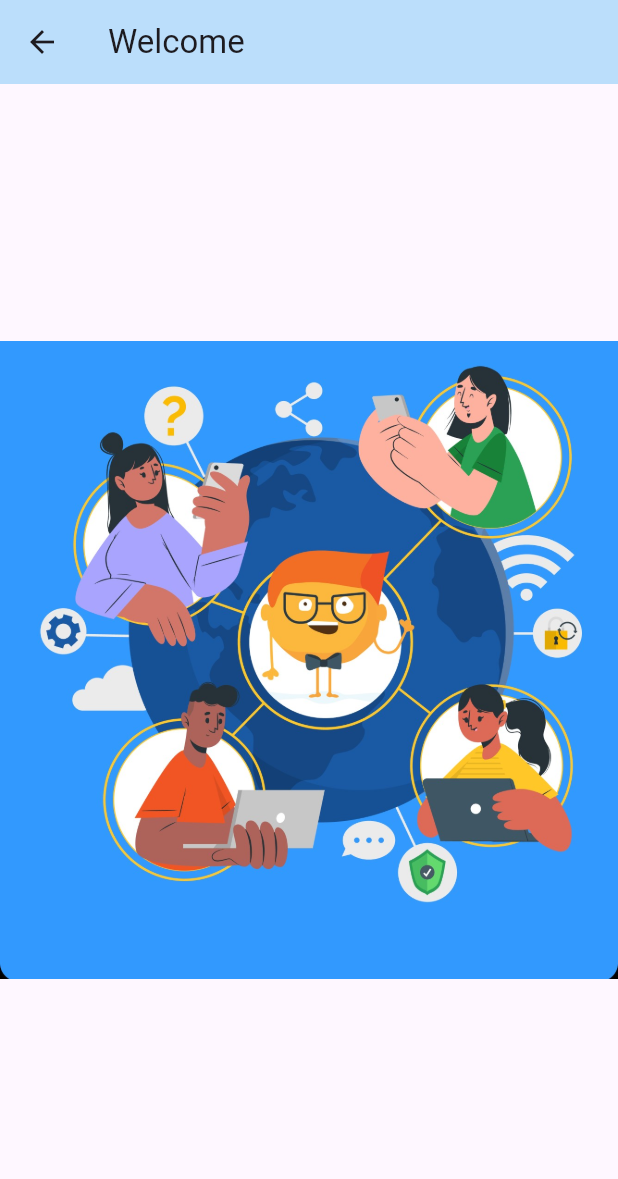
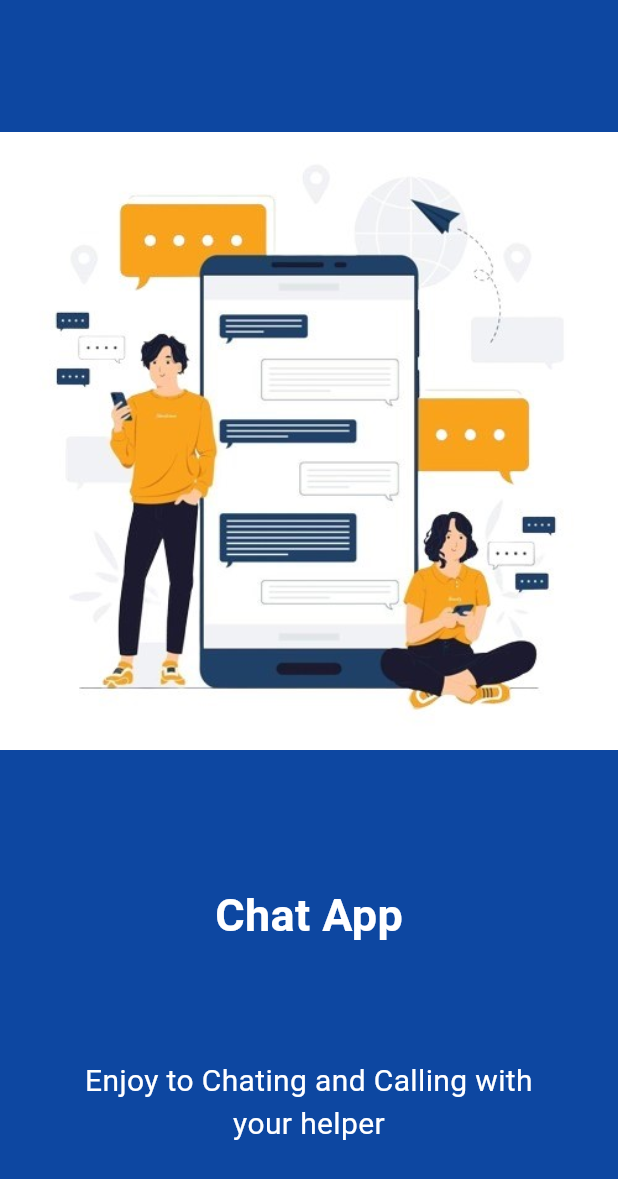
Before and after one commit to ErenySamir/Chat-Helper, a Flutter app: the SplashScreen screen opened directly, on a phone screen of 412 x 824 dp. Shown: the top 1179 px of the screen. Run offline on Flutter 3.47's test engine with Material 3 defaults, Android fonts, the phone set to English and light mode, and no system bars; our stand-ins replace cloud_firestore, file_picker, firebase_auth, firebase_core, get, google_sign_in and 3 more; missing offline and left inert: desktop_drop, zego_express_engine, zego_uikit_prebuilt_call, zego_zim, zego_zimkit; accounts and stored records are empty; Roboto replaces fonts that are missing (Font_Hey, Font_Stranger).

Commit message:
final splash

```diff
--- a/lib/Login/SplashScreen.dart
+++ b/lib/Login/SplashScreen.dart
@@ -1,42 +1,56 @@
 import 'dart:async';
-import 'package:cloud_firestore/cloud_firestore.dart';
-import 'package:flutter/cupertino.dart';
+
 import 'package:flutter/material.dart';
-import 'package:graduation_project/Login/LoginTest.dart';
+import 'package:get/get.dart';
 
+import 'LoginTest.dart';
 
-class SplashScreen extends StatefulWidget {
+class SplashScreen extends StatefulWidget{
   @override
   State<SplashScreen> createState() {
     return SplashScreenState();
   }
 }
+
 class SplashScreenState extends State<SplashScreen>{
-  int counter=0;  final FirebaseFirestore fireStore = FirebaseFirestore.instance;
 
   @override
-  //this function بتاخر الحاجه اللي جواها لمده انا اللي بحددها
-  void initState(){
+  void initState() {
     super.initState();
-    Timer(Duration(seconds: 4),(){
-      //HomeScreen تفتح  بعد 4 دقايق
-      Navigator.push(
-        context,
-        MaterialPageRoute(
-          builder: (context) =>
-              LoginTest(),
-        ),
-      );
-    });
+    Timer(Duration(seconds: 5 ),
+            (){
+          Get.to(LoginTest());
+        });
   }
+
+
+  @override
   Widget build(BuildContext context) {
-
-    return Scaffold(
-      appBar: AppBar(
-          backgroundColor: Colors.blue.shade100,
-          title: Text("Welcome")),
+    return SafeArea(
+      child: Scaffold(
+        backgroundColor: Colors.blue[900],
         body: Center(
-          child: Image.asset('assets/images/welcome.jpg'),
-        ) );
+            child: Column( crossAxisAlignment: CrossAxisAlignment.center,
+              children: [
+                Expanded(flex: 5,
+                    child: Image.asset('assets/images/welcomeScreen.jpg' ,)),
+                Expanded( flex: 1,
+                  child: Text('Chat App' ,
+                    style: TextStyle(
+                        color: Colors.white, fontWeight: FontWeight.bold ,
+                        fontFamily: "Font_Stranger" , fontSize: 30),),
+                ),
+                // SizedBox(height: 10,),
+                Expanded(flex: 1,
+                  child: SizedBox(width: 300,
+                      child: Text('Enjoy to Chating and Calling with your helper' ,
+                        textAlign: TextAlign.center,
+                        style: TextStyle(color: Colors.white,
+                          fontFamily: "Font_Hey" , fontSize: 20 , ),)),
+                ),
+              ],
+            )),
+      ),
+    );
   }
 }
--- a/lib/main.dart
+++ b/lib/main.dart
@@ -18,9 +18,8 @@ import 'Pages/Helper/Helper.dart';
 void main() async {
   WidgetsFlutterBinding.ensureInitialized();
   //initializeApp بستخدمه دايما مع فايربييز
-  await Firebase.initializeApp(name:'appChat',
+  await Firebase.initializeApp(
       options: FirebaseOptions(
-
           apiKey: "AIzaSyCmFIyuzaiTZpU9rnWdC-ai5f264PgeCU8",
           authDomain: "chat-helper-2026c.firebaseapp.com",
           projectId: "chat-helper-2026c",
@@ -48,7 +47,7 @@ void main() async {
     return runApp(
         GetMaterialApp(
           debugShowCheckedModeBanner: false,
-          home: LoginTest(),
+          home: Helper(),
         )
     );
   }
```
Also changed, not shown: lib/Pages/Deaf/Deaf.dart (+28 -7 lines), lib/Pages/Helper/Helper.dart (+12 -11 lines), assets/images/welcomeScreen.jpg (added).
